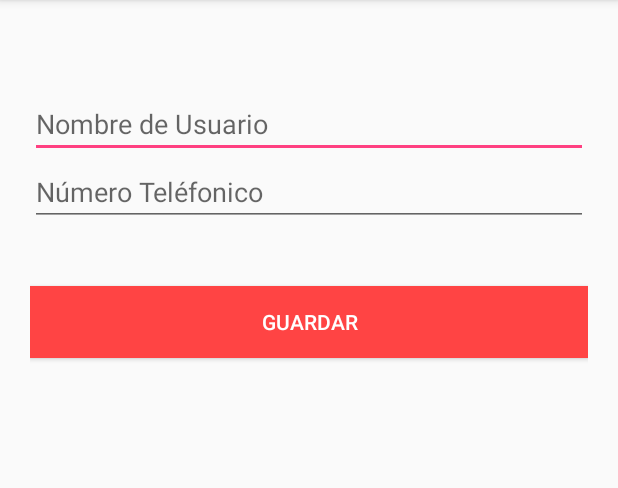
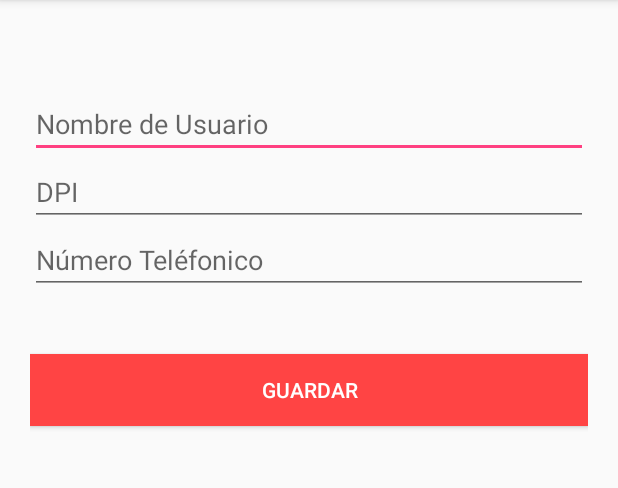
Before and after one commit to wWGonzalez/Bombero, an Android app: the screen it shows after launch (crearRegistro), on a phone screen of 412 x 824 dp, the part 84-572 px from its top. Run offline under Robolectric (Android 15) with nearby library versions, the phone set to English and light mode, and no system bars.

Commit message:
Guardar datos Nueva API

```diff
--- a/app/src/main/java/com/example/wer/appclient/interfaces/BuscarPersona.java
+++ b/app/src/main/java/com/example/wer/appclient/interfaces/BuscarPersona.java
@@ -236,8 +236,9 @@ public class BuscarPersona extends AppCompatActivity {
 
                 //Filtra por nombre guardado en el fichero
 
+
                 for(int i=0; i< personas.size(); i++) {
-                    if (personas.get(i).getTelefono().equals("41200988")) {
+                    if (personas.get(i).getTelefono().equals(telefono)) {
                         personas_aux.add(personas.get(i));
                     }
                 }
--- a/app/src/main/java/com/example/wer/appclient/interfaces/MainActivity.java
+++ b/app/src/main/java/com/example/wer/appclient/interfaces/MainActivity.java
@@ -72,6 +72,7 @@ public class MainActivity extends AppCompatActivity {
     Persona persona;
     String nombre="";
     String telefono="";
+    String dpi="";
     String id_persona;
     String dir; //Se almacena la direccion
     String coor; //Se almacenan las coordenadas
@@ -113,8 +114,10 @@ public class MainActivity extends AppCompatActivity {
             locationStart();
         }
 
+        leerFicheroDPI();
         leerFicheroTelefono();
         leerFicheroNombre();
+
 
     }//Finish onCreate
 
@@ -230,6 +233,22 @@ public class MainActivity extends AppCompatActivity {
         }
     }
 
+    private void leerFicheroDPI() {
+        try {
+            BufferedReader fin =
+                    new BufferedReader(
+                            new InputStreamReader(
+                                    openFileInput("DPI.txt")));
+            String texto = fin.readLine();
+            dpi = texto;
+            // tv1.setText(texto);
+            //  this.nombre = texto;
+            fin.close();
+        } catch (Exception ex) {
+            Log.e("Ficheros", "Error al leer fichero desde memoria interna");
+        }
+    }
+
     private void locationStart() {
         LocationManager mlocManager = (LocationManager) getSystemService(Context.LOCATION_SERVICE);
         MainActivity.Localizacion Local = new MainActivity.Localizacion();
@@ -285,7 +304,7 @@ public class MainActivity extends AppCompatActivity {
 
             JSONObject jsonObject = new JSONObject();
             try {
-                // jsonObject.put("dpi", persona.getDpi());
+                jsonObject.put("dpi", dpi);
                 jsonObject.put("nombre", nombre);
                 jsonObject.put("telefono", telefono);
                 jsonObject.put("coordenadas", coor);
@@ -333,8 +352,7 @@ public class MainActivity extends AppCompatActivity {
             loc.getLatitude();
             loc.getLongitude();
 
-            String Text = "Mi ubicacion actual es: " + "\n Lat = "
-                    + loc.getLatitude() + "\n Long = " + loc.getLongitude();
+            String Text = "" + loc.getLatitude() + "," + loc.getLongitude();
             //tv1.setText(Text);
             //String Text =loc.getLatitude()+ loc.getLongitude()+"";
             coor= Text;
--- a/app/src/main/res/layout/activity_crear_registro.xml
+++ b/app/src/main/res/layout/activity_crear_registro.xml
@@ -19,6 +19,13 @@
             android:hint="@string/nombre_usuario"
             android:singleLine="true" />
         <EditText
+            android:id="@+id/input_dpi"
+            android:layout_width="match_parent"
+            android:layout_height="wrap_content"
+            android:hint="DPI"
+
+            android:singleLine="true" />
+        <EditText
             android:id="@+id/input_password"
             android:layout_width="match_parent"
             android:layout_height="wrap_content"
@@ -31,8 +38,8 @@
             android:layout_height="wrap_content"
             android:layout_marginTop="40dp"
             android:background="@android:color/holo_red_light"
-            android:textColor="@android:color/white"
-            android:onClick="crearFicheroTelefono"
-            android:text="Guardar" />
+            android:onClick="crearFicheros"
+            android:text="Guardar"
+            android:textColor="@android:color/white" />
     </LinearLayout>
 </android.support.constraint.ConstraintLayout>
```
Also changed, not shown: app/src/main/java/com/example/wer/appclient/clases/PersonaAdapter.java (+4 -5 lines), app/src/main/java/com/example/wer/appclient/interfaces/crearRegistro.java (+59 -18 lines), app/src/main/res/layout/layout_persona.xml (+11 -0 lines).
